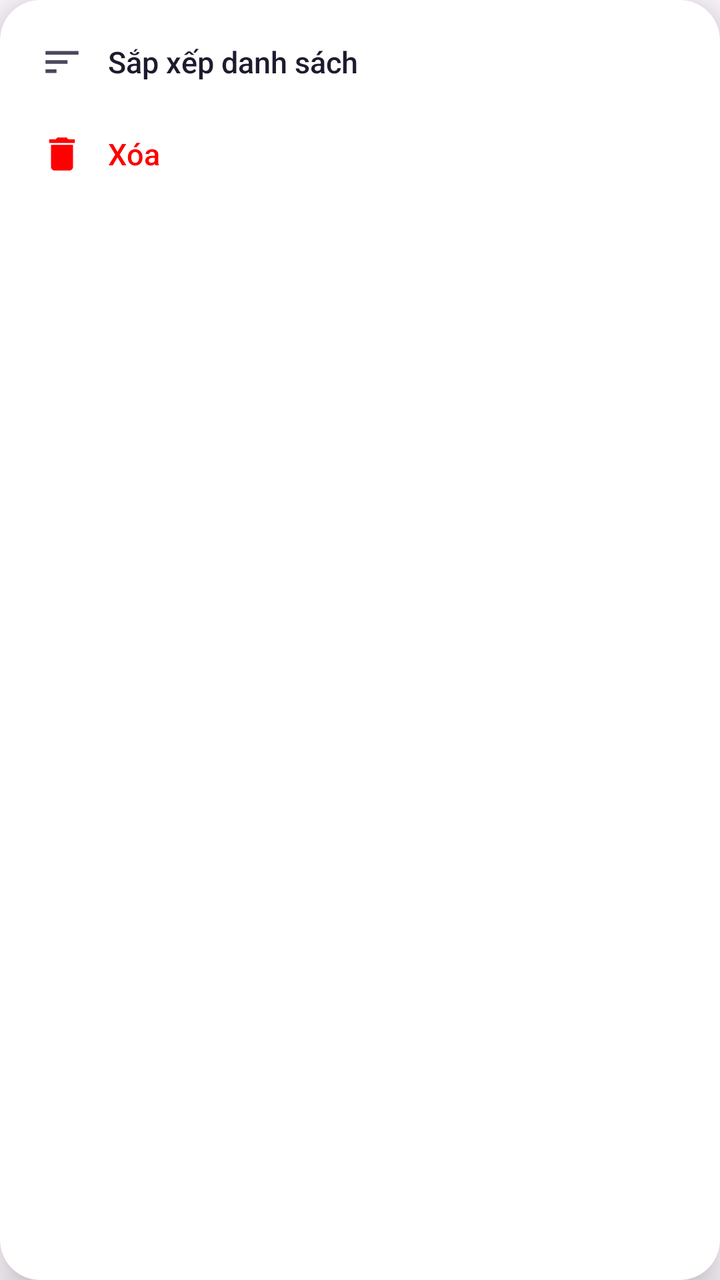
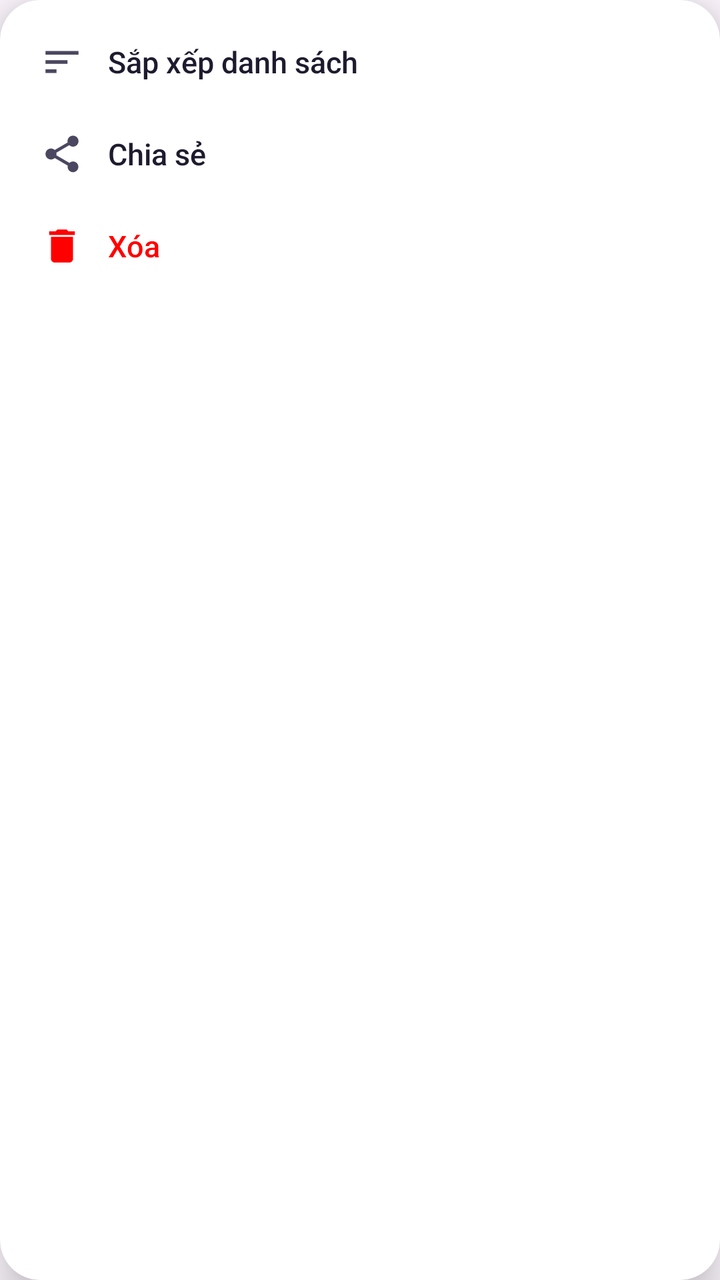

The first picture is an Android layout as it rendered before a commit; the second is the same layout after the commit. The layout source and the unified diff follow.
<!-- AndroidManifest.xml: application theme Theme.LocalMusic -->
<!-- res/layout/dialog_queue_options.xml -->
<?xml version="1.0" encoding="utf-8"?>
<androidx.cardview.widget.CardView xmlns:android="http://schemas.android.com/apk/res/android"
    xmlns:app="http://schemas.android.com/apk/res-auto"
    android:layout_width="236dp"
    android:layout_height="wrap_content"
    app:cardBackgroundColor="#FFFFFF"
    app:cardCornerRadius="20dp"
    app:cardElevation="12dp">

    <LinearLayout
        android:layout_width="match_parent"
        android:layout_height="wrap_content"
        android:orientation="vertical"
        android:padding="8dp">

        
        <LinearLayout
            android:id="@+id/btnQoSort"
            android:layout_width="match_parent"
            android:layout_height="wrap_content"
            android:background="?attr/selectableItemBackground"
            android:gravity="center_vertical"
            android:orientation="horizontal"
            android:padding="12dp">

            <ImageView
                android:layout_width="22dp"
                android:layout_height="22dp"
                android:src="@drawable/ic_q_sort" />

            <TextView
                android:layout_width="wrap_content"
                android:layout_height="wrap_content"
                android:layout_marginStart="12dp"
                android:fontFamily="sans-serif-medium"
                android:text="Sắp xếp danh sách"
                android:textColor="#1F1B2E"
                android:textSize="15sp" />
        </LinearLayout>

        
        <LinearLayout
            android:id="@+id/btnQoDelete"
            android:layout_width="match_parent"
            android:layout_height="wrap_content"
            android:background="?attr/selectableItemBackground"
            android:gravity="center_vertical"
            android:orientation="horizontal"
            android:padding="12dp">

            <ImageView
                android:layout_width="22dp"
                android:layout_height="22dp"
                android:src="@drawable/ic_delete" />

            <TextView
                android:layout_width="wrap_content"
                android:layout_height="wrap_content"
                android:layout_marginStart="12dp"
                android:fontFamily="sans-serif-medium"
                android:text="Xóa"
                android:textColor="#FF0000"
                android:textSize="15sp" />
        </LinearLayout>
    </LinearLayout>
</androidx.cardview.widget.CardView>
<!-- resources referenced by this layout -->
<resources>
  <!-- drawable ic_delete (drawable) -->
  <vector xmlns:android="http://schemas.android.com/apk/res/android"
      android:width="24dp" android:height="24dp"
      android:viewportWidth="24" android:viewportHeight="24"
      android:tint="#FF0000">
      <path android:fillColor="@android:color/white" android:pathData="M6,19c0,1.1 0.9,2 2,2h8c1.1,0 2,-0.9 2,-2V7H6v12zM19,4h-3.5l-1,-1h-5l-1,1H5v2h14V4z"/>
  </vector>
  <!-- drawable ic_q_sort (drawable) -->
  <?xml version="1.0" encoding="utf-8"?>
  <vector xmlns:android="http://schemas.android.com/apk/res/android"
      android:width="24dp"
      android:height="24dp"
      android:tint="#4B4760"
      android:viewportWidth="24"
      android:viewportHeight="24">
      <path
          android:fillColor="@android:color/white"
          android:pathData="M3,18h6v-2H3v2zM3,6v2h18V6H3zM3,13h12v-2H3v2z" />
  </vector>
  <style name="Theme.LocalMusic" parent="Theme.Material3.Light.NoActionBar">
          <item name="android:statusBarColor">@color/white</item>
          <item name="android:windowLightStatusBar">true</item>
          <item name="android:windowSplashScreenBackground">#000000</item>
          <item name="android:windowSplashScreenAnimatedIcon">@drawable/logo</item>
      </style>
  <color name="white">#FFFFFF</color>
  <!-- drawable logo: png bitmap (drawable, 82471 bytes) -->
</resources>

<!-- the commit's change to res/layout/dialog_queue_options.xml (unified diff, before → after) -->
@@ -40,6 +40,31 @@
 
         
         <LinearLayout
+            android:id="@+id/btnQoShare"
+            android:layout_width="match_parent"
+            android:layout_height="wrap_content"
+            android:background="?attr/selectableItemBackground"
+            android:gravity="center_vertical"
+            android:orientation="horizontal"
+            android:padding="12dp">
+
+            <ImageView
+                android:layout_width="22dp"
+                android:layout_height="22dp"
+                android:src="@drawable/ic_q_share" />
+
+            <TextView
+                android:layout_width="wrap_content"
+                android:layout_height="wrap_content"
+                android:layout_marginStart="12dp"
+                android:fontFamily="sans-serif-medium"
+                android:text="Chia sẻ"
+                android:textColor="#1F1B2E"
+                android:textSize="15sp" />
+        </LinearLayout>
+
+        
+        <LinearLayout
             android:id="@+id/btnQoDelete"
             android:layout_width="match_parent"
             android:layout_height="wrap_content"
<!-- resource entries referenced after the edit -->
@@ -6,6 +6,18 @@
       android:viewportWidth="24" android:viewportHeight="24"
       android:tint="#FF0000">
       <path android:fillColor="@android:color/white" android:pathData="M6,19c0,1.1 0.9,2 2,2h8c1.1,0 2,-0.9 2,-2V7H6v12zM19,4h-3.5l-1,-1h-5l-1,1H5v2h14V4z"/>
+  </vector>
+  <!-- drawable ic_q_share (drawable) -->
+  <?xml version="1.0" encoding="utf-8"?>
+  <vector xmlns:android="http://schemas.android.com/apk/res/android"
+      android:width="24dp"
+      android:height="24dp"
+      android:tint="#4B4760"
+      android:viewportWidth="24"
+      android:viewportHeight="24">
+      <path
+          android:fillColor="@android:color/white"
+          android:pathData="M18,16.08c-0.76,0 -1.44,0.3 -1.96,0.77L8.91,12.7c0.05,-0.23 0.09,-0.46 0.09,-0.7s-0.04,-0.47 -0.09,-0.7l7.05,-4.11c0.54,0.5 1.25,0.81 2.04,0.81 1.66,0 3,-1.34 3,-3s-1.34,-3 -3,-3 -3,1.34 -3,3c0,0.24 0.04,0.47 0.09,0.7L8.04,9.81C7.5,9.31 6.79,9 6,9c-1.66,0 -3,1.34 -3,3s1.34,3 3,3c0.79,0 1.5,-0.31 2.04,-0.81l7.12,4.16c-0.05,0.21 -0.08,0.43 -0.08,0.65 0,1.61 1.31,2.92 2.92,2.92 1.61,0 2.92,-1.31 2.92,-2.92s-1.31,-2.92 -2.92,-2.92z" />
   </vector>
   <!-- drawable ic_q_sort (drawable) -->
   <?xml version="1.0" encoding="utf-8"?>
